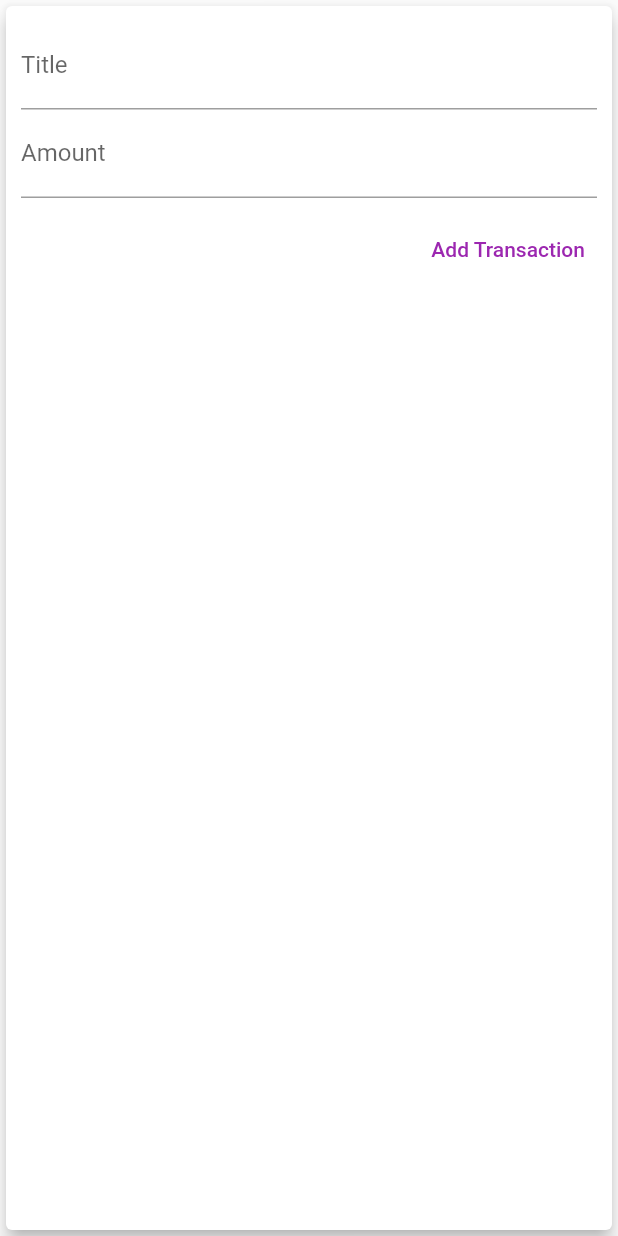
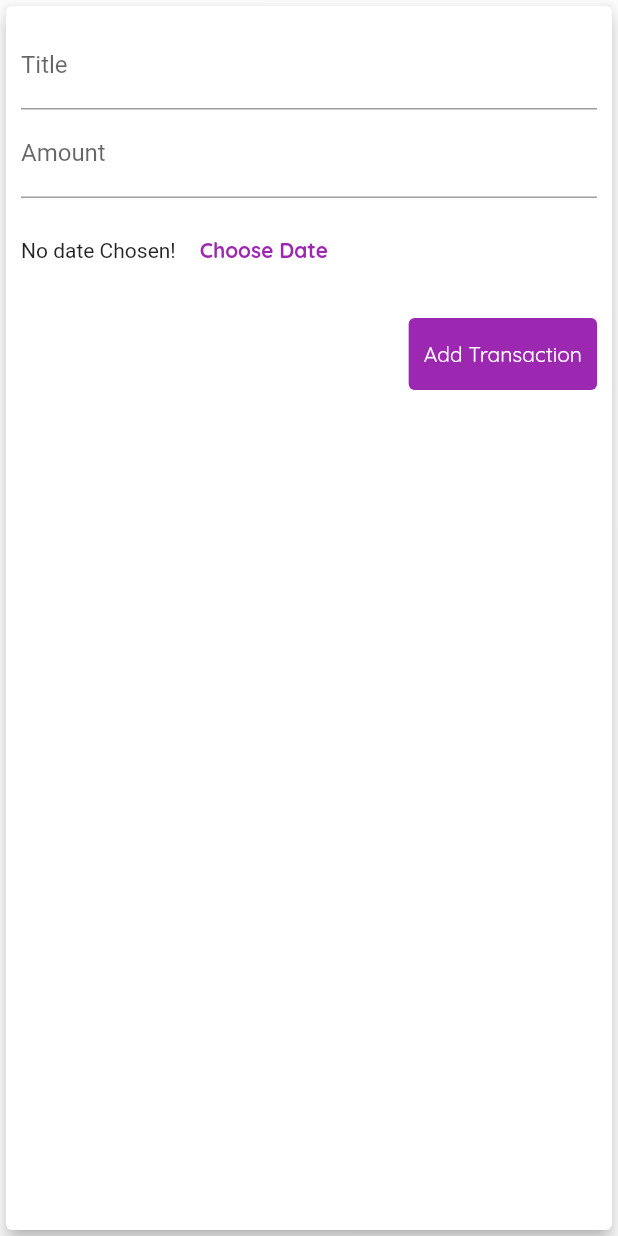
Before and after one commit to Hussain-7/Flutter_personal_expense_app, a Flutter app: the NewTransaction widget shown alone on an empty page, opened directly with empty values, after a tap on "Add Transaction", on a phone screen of 412 x 824 dp. Run offline on Flutter 3.47's test engine with Material 2 defaults, Android fonts, the phone set to English and light mode, and no system bars.

Commit message:
date picker added to bottom slider

```diff
--- a/lib/main.dart
+++ b/lib/main.dart
@@ -31,12 +31,13 @@ class MyApp extends StatelessWidget {
           accentColor: Colors.amber,
           fontFamily: 'Quicksand',
           textTheme: ThemeData.light().textTheme.copyWith(
-                  headline6: const TextStyle(
+              headline6: const TextStyle(
                 fontFamily: 'OpenSans',
                 fontWeight: FontWeight.bold,
                 color: Colors.black,
                 fontSize: 16,
-              )),
+              ),
+              button: const TextStyle(color: Colors.white)),
           appBarTheme: const AppBarTheme(
               titleTextStyle: TextStyle(
                   fontFamily: 'OpenSans',
@@ -61,22 +62,22 @@ class _MyHomePageState extends State<MyHomePage> {
         id: "t2",
         title: "New Bat",
         amount: 69.99,
-        date: DateTime.now().subtract(Duration(days: 0))),
+        date: DateTime.now().subtract(Duration(days: 5))),
     Transaction(
         id: "t3",
         title: "New Hat",
         amount: 69.99,
-        date: DateTime.now().subtract(Duration(days: 0))),
+        date: DateTime.now().subtract(Duration(days: 5))),
     Transaction(
         id: "t3",
         title: "New Hat",
         amount: 69.99,
-        date: DateTime.now().subtract(Duration(days: 0))),
+        date: DateTime.now().subtract(Duration(days: 5))),
     Transaction(
         id: "t3",
         title: "New Hat",
         amount: 69.99,
-        date: DateTime.now().subtract(Duration(days: 0))),
+        date: DateTime.now().subtract(Duration(days: 1))),
     Transaction(
         id: "t3",
         title: "New Hat",
--- a/lib/widgets/chart_bar.dart
+++ b/lib/widgets/chart_bar.dart
@@ -29,7 +29,7 @@ class ChartBar extends StatelessWidget {
               ),
             ),
             FractionallySizedBox(
-              heightFactor: 0.5,
+              heightFactor: spendingPctOfTotal,
               child: Container(
                 decoration: BoxDecoration(
                   color: Theme.of(context).primaryColor,
--- a/lib/widgets/new_transaction.dart
+++ b/lib/widgets/new_transaction.dart
@@ -1,4 +1,5 @@
 import 'package:flutter/material.dart';
+import 'package:intl/intl.dart';
 
 class NewTransaction extends StatefulWidget {
   final Function addTx;
@@ -9,23 +10,39 @@ class NewTransaction extends StatefulWidget {
 }
 
 class _NewTransactionState extends State<NewTransaction> {
-  final titleController = TextEditingController();
+  final _titleController = TextEditingController();
+  final _amountController = TextEditingController();
+  DateTime? _selectedDate;
 
-  final amountController = TextEditingController();
-
-  void submitData() {
-    final enteredTitle = titleController.text;
-    if (amountController.text.isEmpty ||
-        double.tryParse(amountController.text) == null) {
+  void _submitData() {
+    final enteredTitle = _titleController.text;
+    if (_amountController.text.isEmpty ||
+        double.tryParse(_amountController.text) == null) {
       return;
     }
-    final enteredAmount = double.parse(amountController.text);
+    final enteredAmount = double.parse(_amountController.text);
     if (enteredTitle.isEmpty || enteredAmount <= 0) {
       return;
     }
-    widget.addTx(titleController.text, double.parse(amountController.text));
+    widget.addTx(_titleController.text, double.parse(_amountController.text));
     // To close the bottom sheet after we pass input
     Navigator.of(context).pop();
+  }
+
+  void _presentDatePicker() {
+    showDatePicker(
+            context: context,
+            initialDate: DateTime.now(),
+            firstDate: DateTime(2019),
+            lastDate: DateTime.now())
+        .then((pickedDate) {
+      if (pickedDate == null) {
+        return;
+      }
+      setState(() {
+        _selectedDate = pickedDate;
+      });
+    });
   }
 
   @override
@@ -40,24 +57,39 @@ class _NewTransactionState extends State<NewTransaction> {
               TextField(
                 decoration: InputDecoration(labelText: 'Title'),
                 // onChanged: (String value) => titleInput = value
-                controller: titleController,
-                onSubmitted: (_) => submitData(),
+                controller: _titleController,
+                onSubmitted: (_) => _submitData(),
               ),
               TextField(
                 decoration: InputDecoration(labelText: 'Amount'),
                 // onChanged: (String value) => amountInput = value
-                controller: amountController,
+                controller: _amountController,
                 keyboardType: TextInputType.number,
-                onSubmitted: (_) => submitData(),
+                onSubmitted: (_) => _submitData(),
+              ),
+              Container(
+                height: 70,
+                child: Row(children: <Widget>[
+                  Text(_selectedDate == null
+                      ? "No date Chosen!"
+                      : DateFormat.yMd().format(_selectedDate as DateTime)),
+                  FlatButton(
+                      textColor: Theme.of(context).primaryColor,
+                      child: const Text("Choose Date",
+                          style: TextStyle(fontWeight: FontWeight.bold)),
+                      onPressed: _presentDatePicker)
+                ]),
               ),
               Padding(
                   padding: const EdgeInsets.only(top: 10),
                   child: TextButton(
                     style: TextButton.styleFrom(
-                      primary: Theme.of(context).primaryColor,
-                    ),
+                        padding: const EdgeInsets.symmetric(
+                            vertical: 15, horizontal: 10),
+                        primary: Colors.white,
+                        backgroundColor: Theme.of(context).primaryColor),
                     child: const Text("Add Transaction"),
-                    onPressed: submitData,
+                    onPressed: _submitData,
                   ))
             ]),
       ),
```
